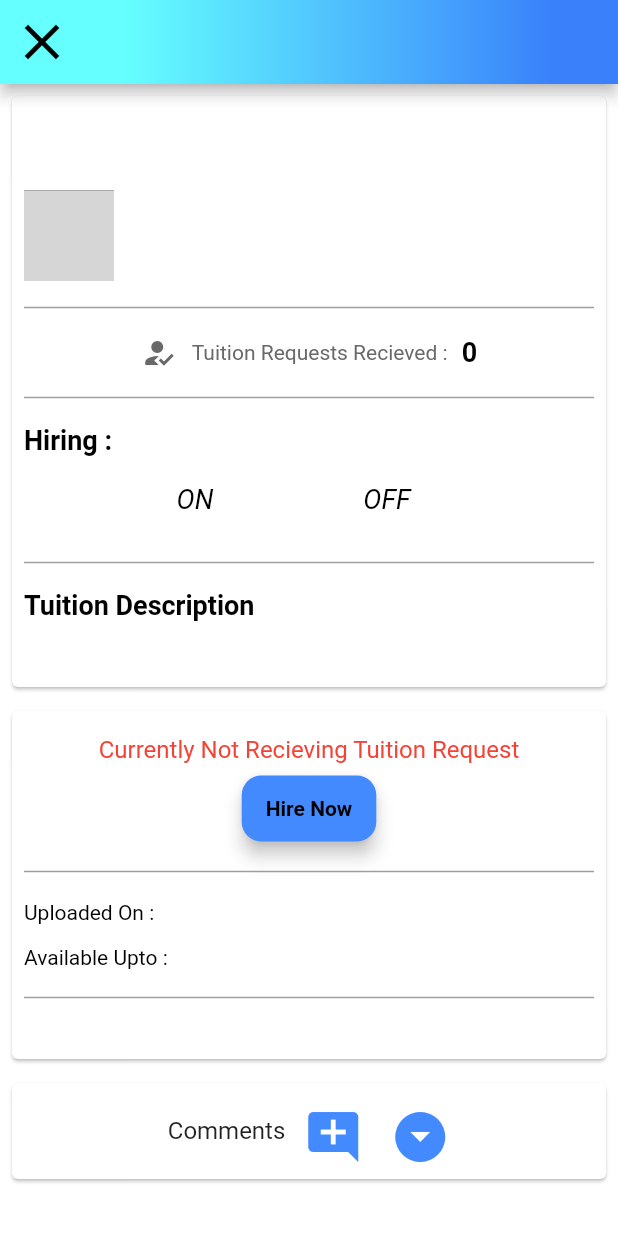
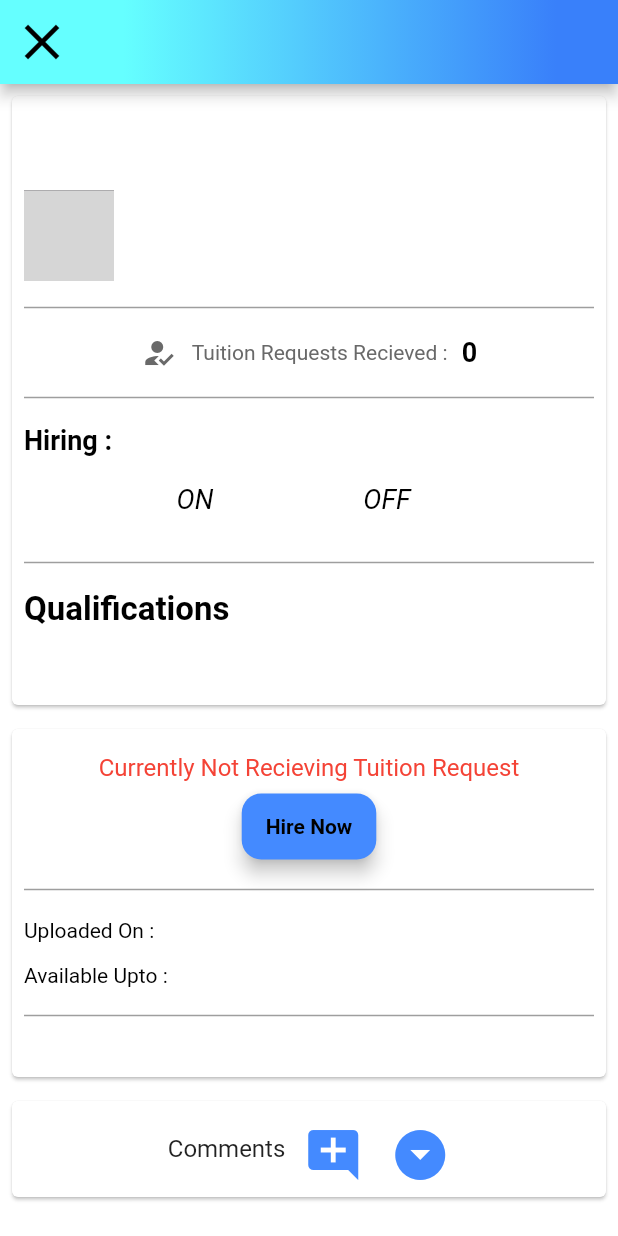
Before and after one commit to Galib-23/tutor-finder-app, a Flutter app: the TuitionDetailsScreen screen opened directly with empty values, on a phone screen of 412 x 824 dp. Run offline on Flutter 3.47's test engine with Material 2 defaults, Android fonts, the phone set to English and light mode, and no system bars; our stand-ins replace cached_network_image, cloud_firestore, curved_navigation_bar, firebase_auth, firebase_core, firebase_storage and 4 more; accounts and stored records are empty; network calls fail; grey boxes are pictures that could not be loaded.

Commit message:
qualifications and districts added

```diff
--- a/lib/Tuitions/tuition_details.dart
+++ b/lib/Tuitions/tuition_details.dart
@@ -440,9 +440,9 @@ class _TuitionDetailsScreenState extends State<TuitionDetailsScreen> {
                               ),
                         dividerWidget(),
                         const Text(
-                          'Tuition Description',
+                          'Qualifications',
                           style: TextStyle(
-                            fontSize: 18,
+                            fontSize: 22,
                             color: Color.fromARGB(255, 0, 0, 0),
                             fontWeight: FontWeight.bold,
                           ),
@@ -454,12 +454,12 @@ class _TuitionDetailsScreenState extends State<TuitionDetailsScreen> {
                           tuitionDescription == null ? '' : tuitionDescription!,
                           textAlign: TextAlign.justify,
                           style: const TextStyle(
-                            fontSize: 14,
-                            color: Colors.grey,
+                            fontSize: 15,
+                            color: Color.fromARGB(255, 63, 62, 62),
                           ),
                         ),
                         const SizedBox(
-                          height: 10,
+                          height: 15,
                         ),
                         //dividerWidget(),
                       ],
--- a/lib/Tuitions/tuitions_screen.dart
+++ b/lib/Tuitions/tuitions_screen.dart
@@ -23,7 +23,7 @@ class _TuitionScreenState extends State<TuitionScreen> {
           return AlertDialog(
             backgroundColor: Colors.black54,
             title: const Text(
-              'Tuition Category',
+              'Filter Districts',
               textAlign: TextAlign.center,
               style: TextStyle(
                 fontSize: 20,
--- a/lib/Tuitions/upload_tuition_profile.dart
+++ b/lib/Tuitions/upload_tuition_profile.dart
@@ -16,12 +16,12 @@ class UploadTuitionProfile extends StatefulWidget {
 
 class _UploadTuitionProfileState extends State<UploadTuitionProfile> {
   final TextEditingController _tuitionCategoryController =
-      TextEditingController(text: 'Select Tuition Category');
+      TextEditingController(text: 'Select your district');
   final TextEditingController _tuitionTitleController = TextEditingController();
   final TextEditingController _tuitionDescriptionController =
       TextEditingController();
   final TextEditingController _tuitionAvailabilityController =
-      TextEditingController(text: 'Tuition Availability');
+      TextEditingController(text: 'Choose Tuition Availability');
   final _formKey = GlobalKey<FormState>();
 
   DateTime? picked;
@@ -105,7 +105,7 @@ class _UploadTuitionProfileState extends State<UploadTuitionProfile> {
           return AlertDialog(
             backgroundColor: Colors.black54,
             title: const Text(
-              'Tuition Category',
+              'Your District :',
               textAlign: TextAlign.center,
               style: TextStyle(
                 fontSize: 20,
@@ -193,7 +193,7 @@ class _UploadTuitionProfileState extends State<UploadTuitionProfile> {
     if (isValid) {
       if (_tuitionAvailabilityController.text ==
               'Choose Tuition Availability' ||
-          _tuitionCategoryController.text == 'Choose Tuition Category') {
+          _tuitionCategoryController.text == 'Select your district') {
         GlobalMethod.showErrorDialog(
             error: 'Please Pick Everything', ctx: context);
         return;
@@ -308,7 +308,7 @@ class _UploadTuitionProfileState extends State<UploadTuitionProfile> {
                         child: Column(
                           crossAxisAlignment: CrossAxisAlignment.start,
                           children: [
-                            _textTitles(label: 'Tuition Category : '),
+                            _textTitles(label: 'Select Your District : '),
                             _textFormFields(
                               valueKey: 'TuitionCategory',
                               controller: _tuitionCategoryController,
@@ -326,7 +326,7 @@ class _UploadTuitionProfileState extends State<UploadTuitionProfile> {
                               fct: () {},
                               maxLength: 100,
                             ),
-                            _textTitles(label: "Tuition Description"),
+                            _textTitles(label: "Your Qualification :"),
                             _textFormFields(
                               valueKey: 'TuitionDescription',
                               controller: _tuitionDescriptionController,
```
Also changed, not shown: lib/Persistent/persistent.dart (+64 -14 lines).
